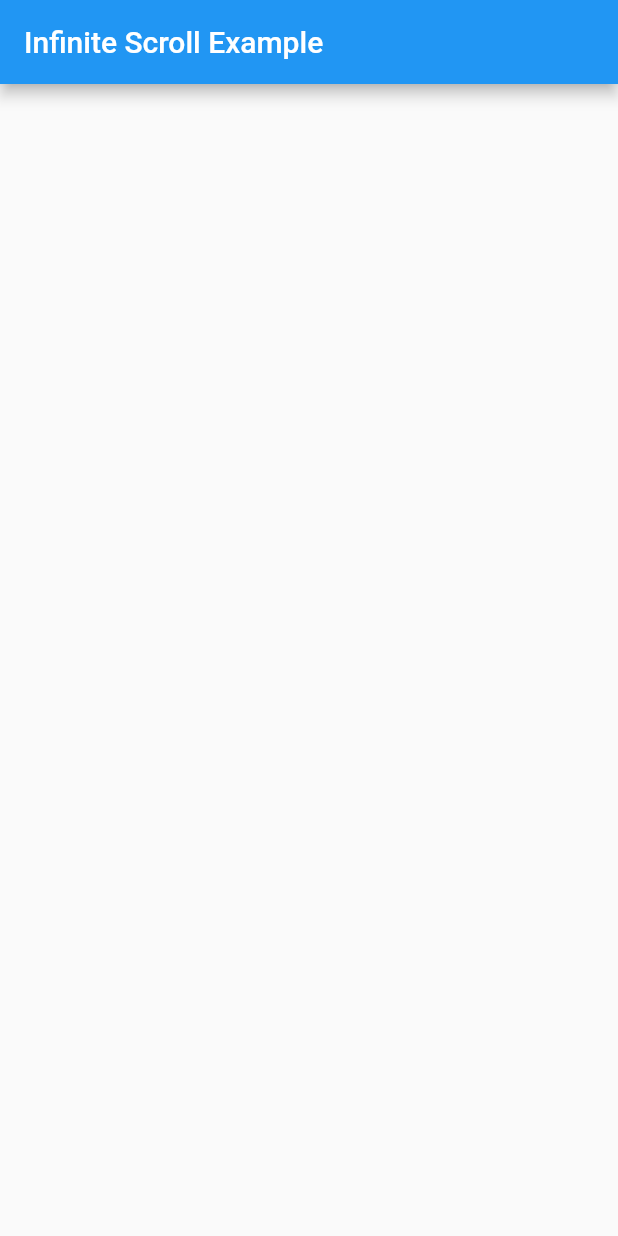
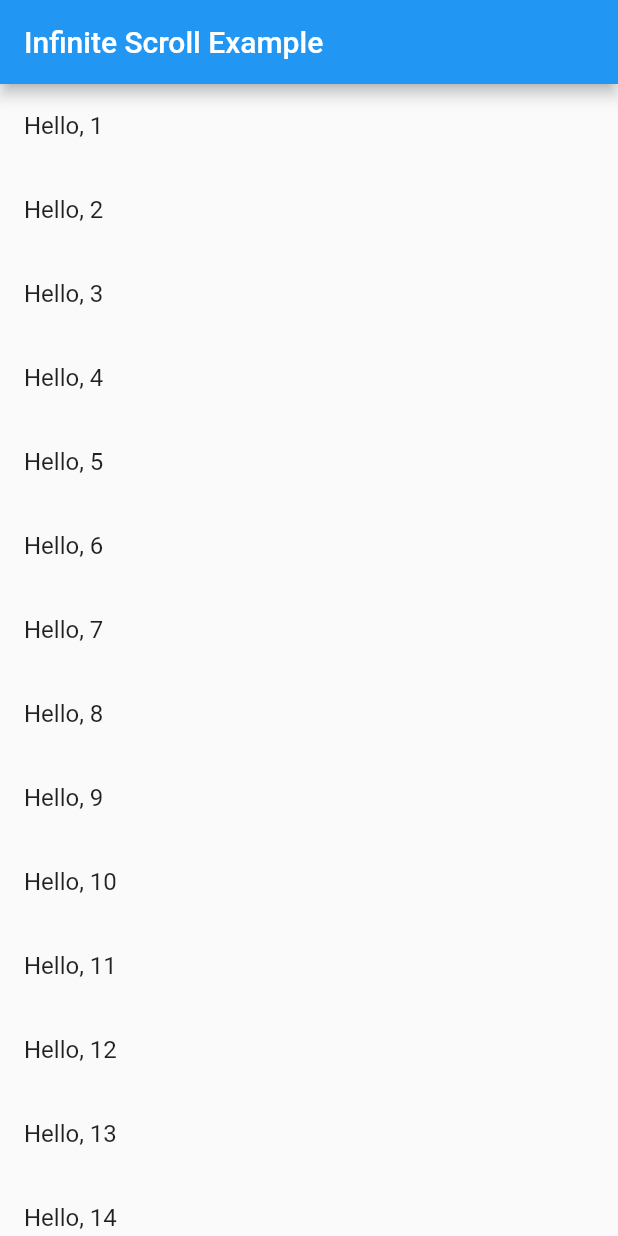
Before and after one commit to kaminami/flutter_by_example, a Flutter app: the screen it shows after launch, on a phone screen of 412 x 824 dp. Run offline on Flutter 3.47's test engine with Material 2 defaults, Android fonts, the phone set to English and light mode, and no system bars; our stand-ins replace infinite_scroll_pagination.

Commit message:
実装。

```diff
--- /dev/null
+++ b/inifinite_scroll_example/lib/Infinite_Item.dart
@@ -0,0 +1,6 @@
+class InfiniteItem {
+  final int id;
+  final String label;
+
+  const InfiniteItem({required this.id, required this.label});
+}
--- /dev/null
+++ b/inifinite_scroll_example/lib/Infinite_repository.dart
@@ -0,0 +1,26 @@
+import 'package:inifinite_scroll_example/Infinite_Item.dart';
+
+class InfiniteRepository {
+  static final InfiniteRepository _instance = InfiniteRepository._internal();
+  factory InfiniteRepository() => _instance;
+  InfiniteRepository._internal();
+
+  Future<List<InfiniteItem>> getList(int pageKey, int pageSize) async {
+    await Future.delayed(const Duration(seconds: 3));
+
+    final items = <InfiniteItem>[];
+
+    for (int i = 0; i < pageSize; i++) {
+      final id = pageKey + i;
+
+      items.add(
+        InfiniteItem(
+          id: id,
+          label: 'Hello, $id',
+        ),
+      );
+    }
+
+    return items;
+  }
+}
--- /dev/null
+++ b/inifinite_scroll_example/lib/infinite_list_tile.dart
@@ -0,0 +1,16 @@
+import 'package:flutter/material.dart';
+import 'package:inifinite_scroll_example/Infinite_Item.dart';
+
+class InfiniteListTile extends StatelessWidget {
+  final InfiniteItem infiniteItem;
+
+  const InfiniteListTile({super.key, required this.infiniteItem});
+
+  @override
+  Widget build(BuildContext context) {
+    return ListTile(
+      title: Text(infiniteItem.label),
+    );
+  }
+
+}
--- a/inifinite_scroll_example/lib/main.dart
+++ b/inifinite_scroll_example/lib/main.dart
@@ -1,4 +1,9 @@
 import 'package:flutter/material.dart';
+import 'package:infinite_scroll_pagination/infinite_scroll_pagination.dart';
+import 'package:inifinite_scroll_example/infinite_list_tile.dart';
+
+import 'Infinite_Item.dart';
+import 'Infinite_repository.dart';
 
 void main() {
   runApp(const MyApp());
@@ -29,20 +34,46 @@ class MyHomePage extends StatefulWidget {
 }
 
 class _MyHomePageState extends State<MyHomePage> {
+  static const _pageSize = 20;
+
+  final PagingController<int, InfiniteItem> _pagingController = PagingController(firstPageKey: 1);
+
+  @override
+  void initState() {
+    _pagingController.addPageRequestListener((pageKey) {
+      _fetchPage(pageKey);
+    });
+    super.initState();
+  }
+
+  Future<void> _fetchPage(int pageKey) async {
+    try {
+      final List<InfiniteItem> newItems = await InfiniteRepository().getList(pageKey, _pageSize);
+      final isLastPage = newItems.length < _pageSize;
+      if (isLastPage) {
+        _pagingController.appendLastPage(newItems);
+      } else {
+        final nextPageKey = pageKey + newItems.length;
+        _pagingController.appendPage(newItems, nextPageKey);
+      }
+    } catch (error) {
+      _pagingController.error = error;
+    }
+  }
 
   @override
   Widget build(BuildContext context) {
     return Scaffold(
-      appBar: AppBar(
-        title: Text(widget.title),
-      ),
-      body: Center(
-        child: Column(
-          mainAxisAlignment: MainAxisAlignment.center,
-          children: <Widget>[
-          ],
+        appBar: AppBar(
+          title: Text(widget.title),
         ),
-      ),
-    );
+        body: PagedListView<int, InfiniteItem>(
+          pagingController: _pagingController,
+          builderDelegate: PagedChildBuilderDelegate<InfiniteItem>(
+            itemBuilder: (context, item, index) {
+              return InfiniteListTile(infiniteItem: item);
+            },
+          ),
+        ));
   }
 }
--- a/inifinite_scroll_example/pubspec.yaml
+++ b/inifinite_scroll_example/pubspec.yaml
@@ -13,6 +13,8 @@ dependencies:
 
   cupertino_icons: ^1.0.2
 
+  infinite_scroll_pagination: ^3.2.0
+
 dev_dependencies:
   flutter_test:
     sdk: flutter
```
Also changed, not shown: inifinite_scroll_example/pubspec.lock, 2 other files.
